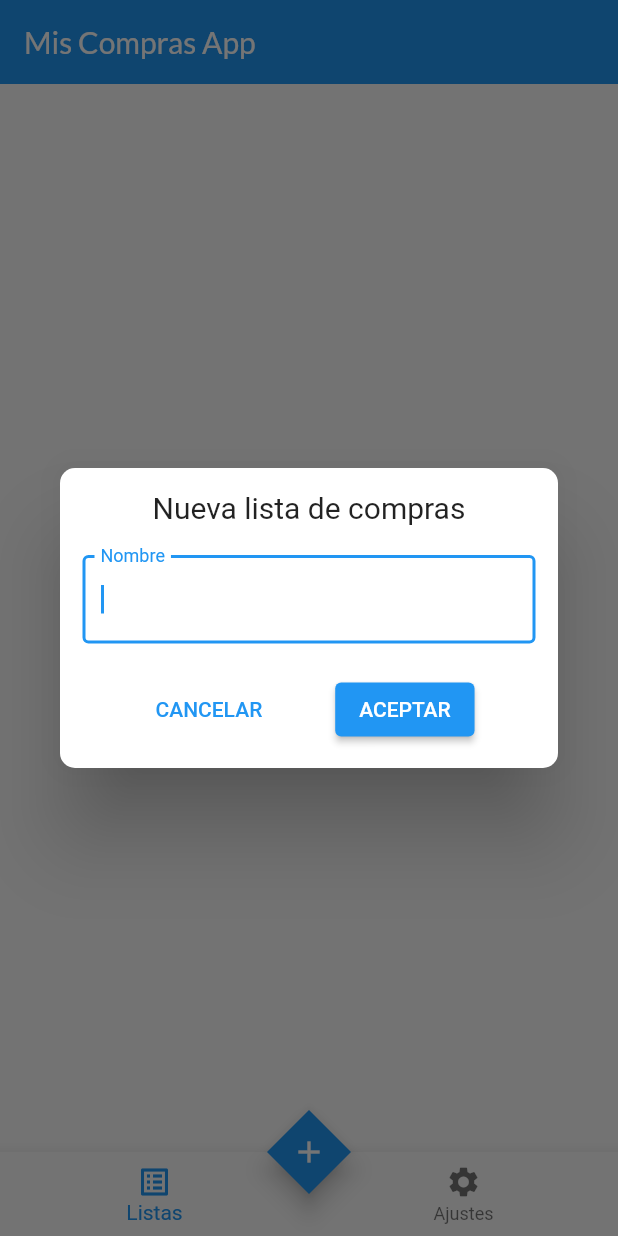
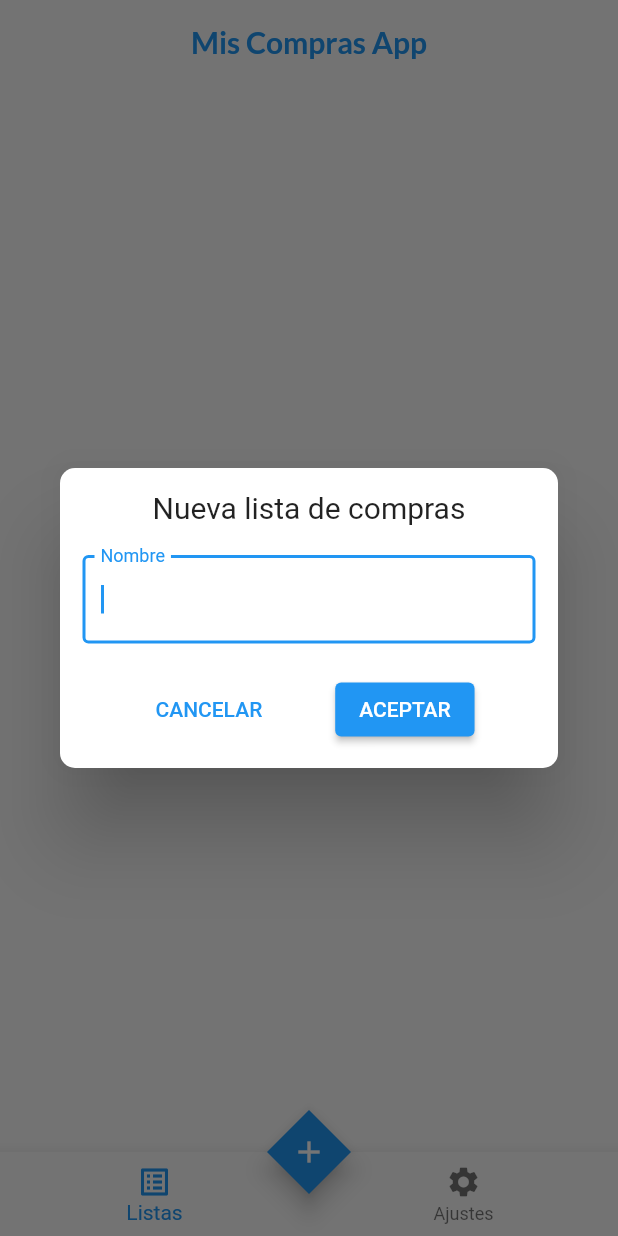
Before and after one commit to gonzalogauto/compras_app, a Flutter app: the screen it shows after launch, after a tap on the "add" icon, on a phone screen of 412 x 824 dp. Run offline on Flutter 3.47's test engine with Material 2 defaults, Android fonts, the phone set to English and light mode, and no system bars; our stand-ins replace bloc, flutter_bloc, google_fonts, moor, moor_flutter, share_plus and 1 more; generated files the repository leaves out were written again.

Commit message:
add edit option + screens update

```diff
--- a/lib/bloc/shopping_list_event.dart
+++ b/lib/bloc/shopping_list_event.dart
@@ -16,7 +16,10 @@ class ShoppingListCreate extends ShoppingListEvent {
   ShoppingListCreate({required this.name});
 }
 
-class ShoppingListUpdate extends ShoppingListEvent {}
+class ShoppingListUpdate extends ShoppingListEvent {
+  final Insertable<ShoppingListTableData> report;
+  ShoppingListUpdate({required this.report});
+}
 
 class ShoppingListDelete extends ShoppingListEvent {
   final int id;
--- a/lib/screens/home.dart
+++ b/lib/screens/home.dart
@@ -22,9 +22,15 @@ class _HomeScreenState extends State<HomeScreen> {
   Widget build(BuildContext context) {
     return Scaffold(
         appBar: AppBar(
-          title: Text('Mis Compras App', style: GoogleFonts.lato()),
+          title: Text('Mis Compras App',
+              style: GoogleFonts.lato(
+                  color: Theme.of(context).colorScheme.secondary,
+                  fontWeight: FontWeight.bold)),
           elevation: 0,
+          centerTitle: true,
+          backgroundColor: Theme.of(context).scaffoldBackgroundColor,
         ),
+
         body: PageView(
           physics: const NeverScrollableScrollPhysics(),
           allowImplicitScrolling: false,
@@ -70,8 +76,22 @@ class _HomeScreenState extends State<HomeScreen> {
                                       TextButton(
                                           onPressed: () =>
                                               Navigator.pop(context),
-                                          child: const Text('CANCELAR')),
+                                          child: Text(
+                                            'CANCELAR',
+                                            style: TextStyle(
+                                              color: Theme.of(context)
+                                                  .colorScheme
+                                                  .secondary,
+                                            ),
+                                          )),
                                       ElevatedButton(
+                                        style: ButtonStyle(
+                                              backgroundColor:
+                                                  MaterialStateProperty.all(
+                                            Theme.of(context)
+                                                .colorScheme
+                                                .secondary,
+                                          )),
                                           onPressed: () {
                                             Navigator.pop(context,
                                                 _textEditingController.text);
```
Also changed, not shown: lib/bloc/shopping_list_bloc.dart (+5 -2 lines), lib/screens/list_detail_page.dart (+14 -1 lines), lib/screens/my_lists.dart (+15 -59 lines), lib/widgets/delete_dialog.dart (added, +46 -0 lines), lib/widgets/edit_dialog.dart (added, +76 -0 lines).
